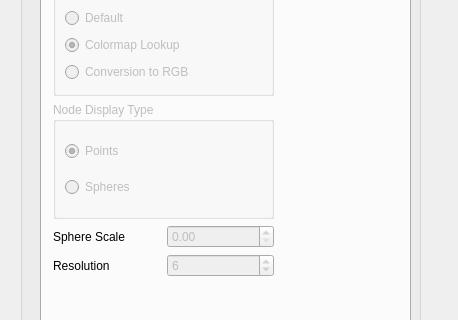
Above: src/Interface/Modules/Visualization/ShowField.ui from SCIInstitute/SCIRun before the change; both pictures show x 0 to 458 and y 202 to 522 of the 458 by 793 pixel window. Below: the same form after it.
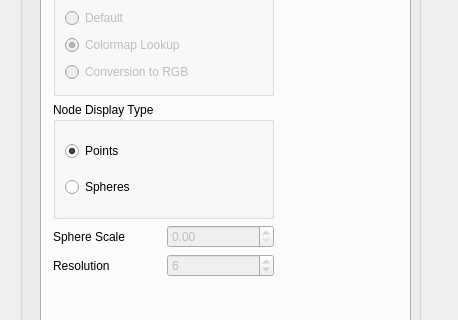
That is the form after the change. The open tabs and pages were chosen to show the change.

Patch:
```diff
--- a/src/Interface/Modules/Visualization/ShowField.ui
+++ b/src/Interface/Modules/Visualization/ShowField.ui
@@ -141,7 +141,7 @@
           <item>
            <widget class="QGroupBox" name="groupBox_4">
             <property name="enabled">
-             <bool>false</bool>
+             <bool>true</bool>
             </property>
             <property name="title">
              <string>Node Display Type</string>
@@ -160,7 +160,7 @@
              <item>
               <widget class="QRadioButton" name="nodesAsSpheresButton_">
                <property name="enabled">
-                <bool>false</bool>
+                <bool>true</bool>
                </property>
                <property name="text">
                 <string>Spheres</string>
```
Left out of the diff: 2 changed lines with no effect on the pictures.
